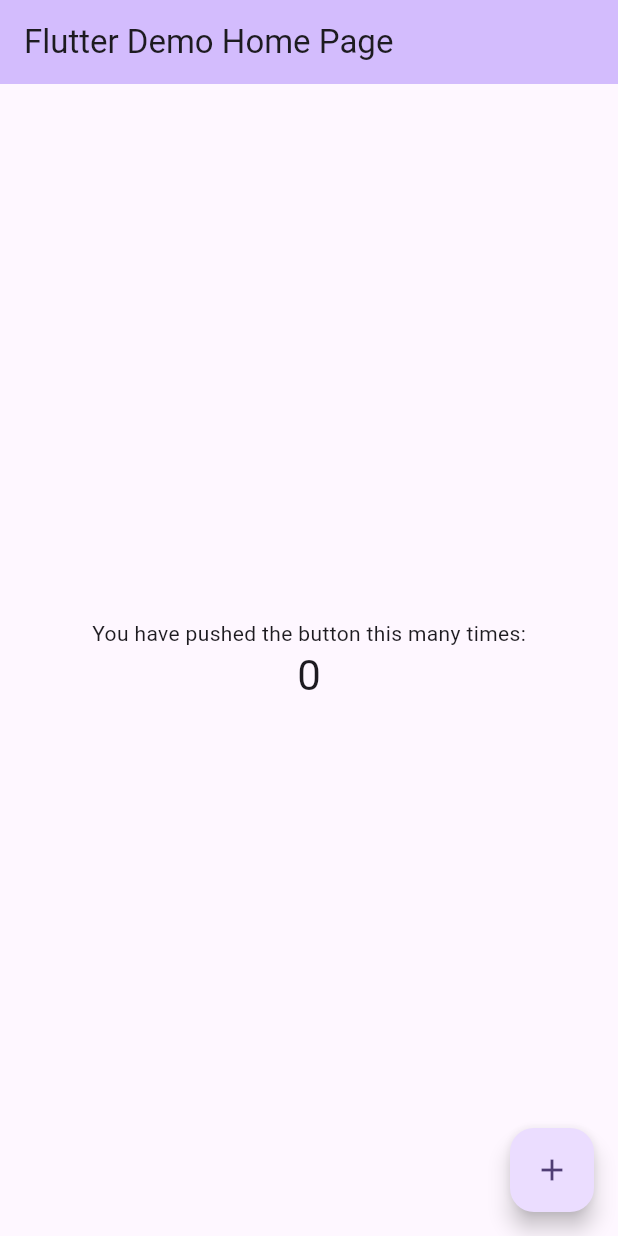
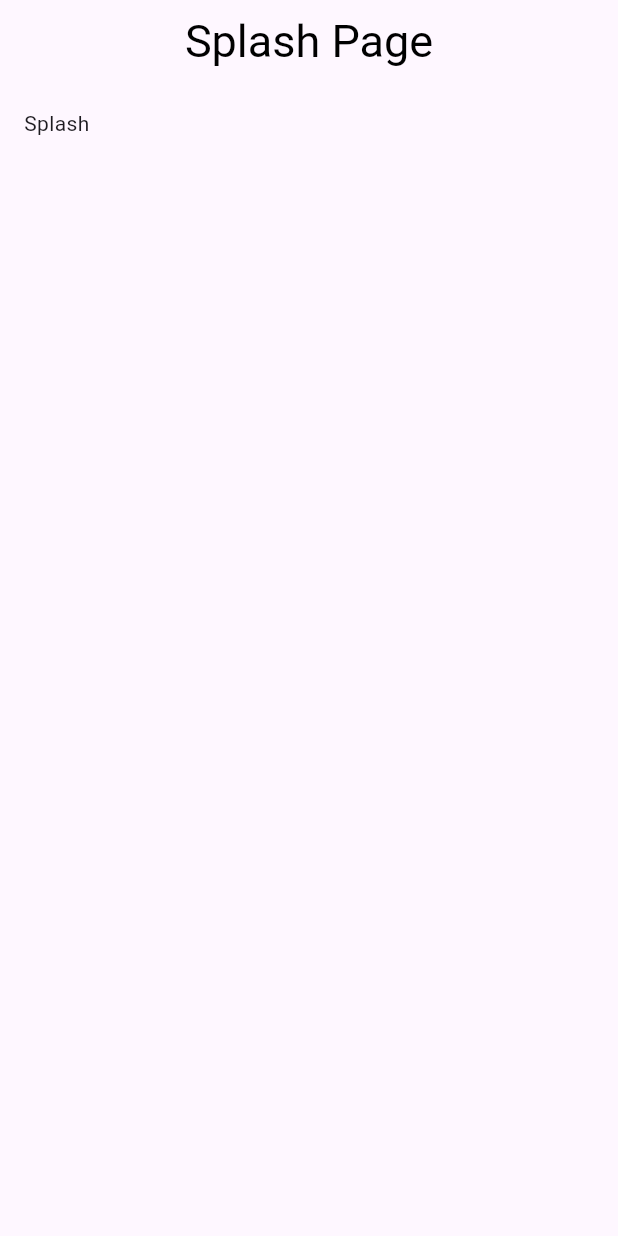
Before and after one commit to 1vs1-Khanh-Flutter/social-network-clone, a Flutter app: the screen it shows after launch, on a phone screen of 412 x 824 dp. Run offline on Flutter 3.47's test engine with Material 3 defaults, Android fonts, the phone set to English and light mode, and no system bars; our stand-ins replace go_router.

Commit message:
init first ui

```diff
--- a/lib/main.dart
+++ b/lib/main.dart
@@ -1,4 +1,9 @@
 import 'package:flutter/material.dart';
+import 'package:go_router/go_router.dart';
+import 'package:template_test/src/presentation/pages/home_page.dart';
+import 'package:template_test/src/presentation/pages/sign_in_page.dart';
+import 'package:template_test/src/presentation/pages/sign_up_page.dart';
+import 'package:template_test/src/presentation/pages/splash_page.dart';
 
 void main() {
   runApp(const MyApp());
@@ -10,116 +15,47 @@
   // This widget is the root of your application.
   @override
   Widget build(BuildContext context) {
-    return MaterialApp(
+    return MaterialApp.router(
       title: 'Flutter Demo',
       theme: ThemeData(
-        // This is the theme of your application.
-        //
-        // TRY THIS: Try running your application with "flutter run". You'll see
-        // the application has a purple toolbar. Then, without quitting the app,
-        // try changing the seedColor in the colorScheme below to Colors.green
-        // and then invoke "hot reload" (save your changes or press the "hot
-        // reload" button in a Flutter-supported IDE, or press "r" if you used
-        // the command line to start the app).
-        //
-        // Notice that the counter didn't reset back to zero; the application
-        // state is not lost during the reload. To reset the state, use hot
-        // restart instead.
-        //
-        // This works for code too, not just values: Most code changes can be
-        // tested with just a hot reload.
         colorScheme: ColorScheme.fromSeed(seedColor: Colors.deepPurple),
         useMaterial3: true,
       ),
-      home: const MyHomePage(title: 'Flutter Demo Home Page'),
+      routerConfig: _router,
     );
   }
 }
 
-class MyHomePage extends StatefulWidget {
-  const MyHomePage({super.key, required this.title});
-
-  // This widget is the home page of your application. It is stateful, meaning
-  // that it has a State object (defined below) that contains fields that affect
-  // how it looks.
-
-  // This class is the configuration for the state. It holds the values (in this
-  // case the title) provided by the parent (in this case the App widget) and
-  // used by the build method of the State. Fields in a Widget subclass are
-  // always marked "final".
-
-  final String title;
-
-  @override
-  State<MyHomePage> createState() => _MyHomePageState();
-}
-
-class _MyHomePageState extends State<MyHomePage> {
-  int _counter = 0;
-
-  void _incrementCounter() {
-    setState(() {
-      // This call to setState tells the Flutter framework that something has
-      // changed in this State, which causes it to rerun the build method below
-      // so that the display can reflect the updated values. If we changed
-      // _counter without calling setState(), then the build method would not be
-      // called again, and so nothing would appear to happen.
-      _counter++;
-    });
-  }
-
-  @override
-  Widget build(BuildContext context) {
-    // This method is rerun every time setState is called, for instance as done
-    // by the _incrementCounter method above.
-    //
-    // The Flutter framework has been optimized to make rerunning build methods
-    // fast, so that you can just rebuild anything that needs updating rather
-    // than having to individually change instances of widgets.
-    return Scaffold(
-      appBar: AppBar(
-        // TRY THIS: Try changing the color here to a specific color (to
-        // Colors.amber, perhaps?) and trigger a hot reload to see the AppBar
-        // change color while the other colors stay the same.
-        backgroundColor: Theme.of(context).colorScheme.inversePrimary,
-        // Here we take the value from the MyHomePage object that was created by
-        // the App.build method, and use it to set our appbar title.
-        title: Text(widget.title),
-      ),
-      body: Center(
-        // Center is a layout widget. It takes a single child and positions it
-        // in the middle of the parent.
-        child: Column(
-          // Column is also a layout widget. It takes a list of children and
-          // arranges them vertically. By default, it sizes itself to fit its
-          // children horizontally, and tries to be as tall as its parent.
-          //
-          // Column has various properties to control how it sizes itself and
-          // how it positions its children. Here we use mainAxisAlignment to
-          // center the children vertically; the main axis here is the vertical
-          // axis because Columns are vertical (the cross axis would be
-          // horizontal).
-          //
-          // TRY THIS: Invoke "debug painting" (choose the "Toggle Debug Paint"
-          // action in the IDE, or press "p" in the console), to see the
-          // wireframe for each widget.
-          mainAxisAlignment: MainAxisAlignment.center,
-          children: <Widget>[
-            const Text(
-              'You have pushed the button this many times:',
-            ),
-            Text(
-              '$_counter',
-              style: Theme.of(context).textTheme.headlineMedium,
-            ),
-          ],
-        ),
-      ),
-      floatingActionButton: FloatingActionButton(
-        onPressed: _incrementCounter,
-        tooltip: 'Increment',
-        child: const Icon(Icons.add),
-      ), // This trailing comma makes auto-formatting nicer for build methods.
-    );
-  }
-}
+final GoRouter _router = GoRouter(
+  initialLocation: '/splash',
+  routes: <RouteBase>[
+    GoRoute(
+      name: '/home',
+      path: "/home",
+      builder: (context, state) {
+        return const HomePage();
+      },
+    ),
+    GoRoute(
+      name: '/sign-up',
+      path: "/sign-up",
+      builder: (context, state) {
+        return const SignUpPage();
+      },
+    ),
+    GoRoute(
+      name: '/sign-in',
+      path: "/sign-in",
+      builder: (context, state) {
+        return const SignInPage();
+      },
+    ),
+    GoRoute(
+      name: '/splash',
+      path: "/splash",
+      builder: (context, state) {
+        return const SplashPage();
+      },
+    ),
+  ],
+);
--- /dev/null
+++ b/lib/src/presentation/pages/home_page.dart
@@ -0,0 +1,10 @@
+import 'package:flutter/material.dart';
+
+class HomePage extends StatelessWidget {
+  const HomePage({super.key});
+
+  @override
+  Widget build(BuildContext context) {
+    return const Placeholder();
+  }
+}
--- /dev/null
+++ b/lib/src/presentation/pages/sign_in_page.dart
@@ -0,0 +1,10 @@
+import 'package:flutter/material.dart';
+
+class SignInPage extends StatelessWidget {
+  const SignInPage({super.key});
+
+  @override
+  Widget build(BuildContext context) {
+    return const Placeholder();
+  }
+}
--- /dev/null
+++ b/lib/src/presentation/pages/sign_up_page.dart
@@ -0,0 +1,10 @@
+import 'package:flutter/material.dart';
+
+class SignUpPage extends StatelessWidget {
+  const SignUpPage({super.key});
+
+  @override
+  Widget build(BuildContext context) {
+    return const Placeholder();
+  }
+}
--- /dev/null
+++ b/lib/src/presentation/pages/splash_page.dart
@@ -0,0 +1,21 @@
+import 'package:flutter/material.dart';
+import 'package:template_test/src/presentation/widgets/header.dart';
+
+class SplashPage extends StatelessWidget {
+  const SplashPage({super.key});
+
+  @override
+  Widget build(BuildContext context) {
+    return Scaffold(
+      appBar: header(
+        context,
+        headerTitle: "Splash Page",
+        headerTitleSize: 30.0,
+      ),
+      body: Padding(
+        padding: EdgeInsets.all(16.0),
+        child: Text('Splash'),
+      ),
+    );
+  }
+}
--- /dev/null
+++ b/lib/src/presentation/widgets/header.dart
@@ -0,0 +1,23 @@
+import 'package:flutter/material.dart';
+
+AppBar header(
+  context, {
+  bool isCenter = true,
+  required String headerTitle,
+  Color? headerTitleColor,
+  double headerTitleSize = 13,
+  String? headerTitleFontFamily,
+}) {
+  return AppBar(
+    title: Text(
+      headerTitle,
+      style: TextStyle(
+        color: headerTitleColor ?? Colors.black,
+        fontSize: headerTitleSize,
+        fontFamily: headerTitleFontFamily,
+      ),
+    ),
+    centerTitle: isCenter,
+    backgroundColor: Theme.of(context).canvasColor,
+  );
+}
--- a/pubspec.yaml
+++ b/pubspec.yaml
@@ -35,6 +35,7 @@ dependencies:
   # The following adds the Cupertino Icons font to your application.
   # Use with the CupertinoIcons class for iOS style icons.
   cupertino_icons: ^1.0.8
+  go_router: ^14.2.8
 
 dev_dependencies:
   flutter_test:
```
Also changed, not shown: 5 other files.
